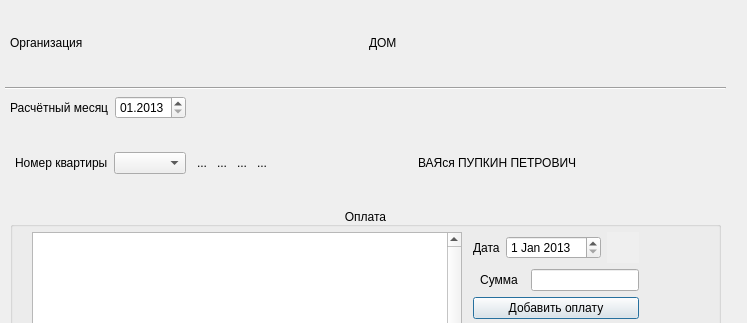
Before: the Qt Designer form operwindow.ui in MartovKot/ZHSK, drawn with Qt 5; both pictures show x 0 to 747 and y 0 to 323 of the 747 by 537 pixel window.
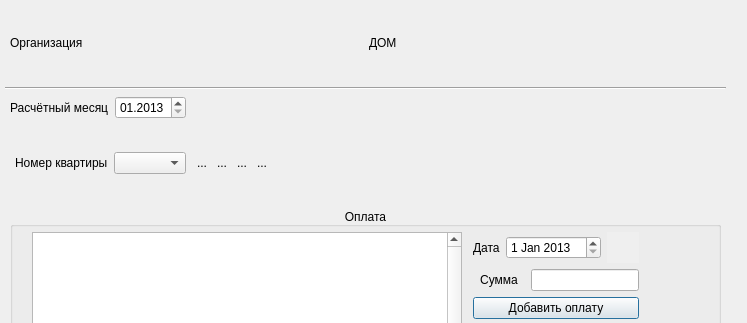
After: the same form once the commit is applied. Icons and pictures are not drawn.

Commit message: + Плательщик на форме обработки ! оплата попадала в нулевую квартиру

Patch:
```diff
--- a/operwindow.ui
+++ b/operwindow.ui
@@ -329,9 +329,12 @@
         <property name="orientation">
          <enum>Qt::Horizontal</enum>
         </property>
+        <property name="sizeType">
+         <enum>QSizePolicy::Minimum</enum>
+        </property>
         <property name="sizeHint" stdset="0">
          <size>
-          <width>40</width>
+          <width>10</width>
           <height>20</height>
          </size>
         </property>
@@ -340,7 +343,7 @@
       <item>
        <widget class="QLabel" name="label_2">
         <property name="text">
-         <string>ВАЯся ПУПКИН ПЕТРОВИЧ</string>
+         <string/>
         </property>
        </widget>
       </item>
```
Left out of the diff: 2 changed lines with no effect on the pictures. The commit also changes 2 other files.
